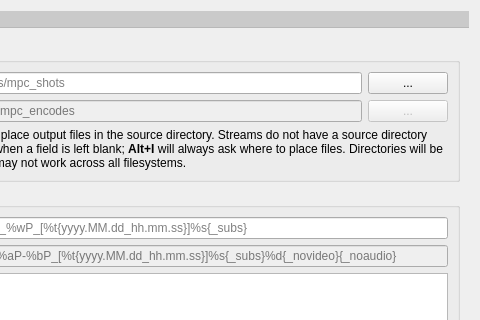
Above: src/settingswindow.ui from mpc-qt/mpc-qt before the change; both pictures show x 416 to 896 and y 0 to 320 of the 896 by 666 pixel window. Below: the same form after it.
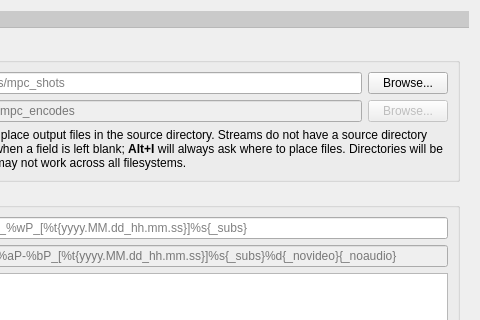
That is the form after the change. The open tabs and pages were chosen to show the change. Custom widgets are drawn as their Qt base class.

Commit message:
Use "Browse..." string for all browse buttons
Some browse buttons were shown as "...", which isn't that descriptive.
There were also two instances of "Browse".

Using "..." instead of an ellipsis for the changes minimizes the number
of new strings to translate.

```diff
--- a/src/settingswindow.ui
+++ b/src/settingswindow.ui
@@ -7189,7 +7189,7 @@
                 <item>
                  <widget class="QPushButton" name="screenshotDirectoryBrowse">
                   <property name="text">
-                   <string>...</string>
+                   <string>Browse...</string>
                   </property>
                  </widget>
                 </item>
@@ -7236,7 +7236,7 @@
                    <bool>false</bool>
                   </property>
                   <property name="text">
-                   <string>...</string>
+                   <string>Browse...</string>
                   </property>
                  </widget>
                 </item>
```
Left out of the diff: 6 changed lines with no effect on the pictures. The commit also changes 27 other files.
